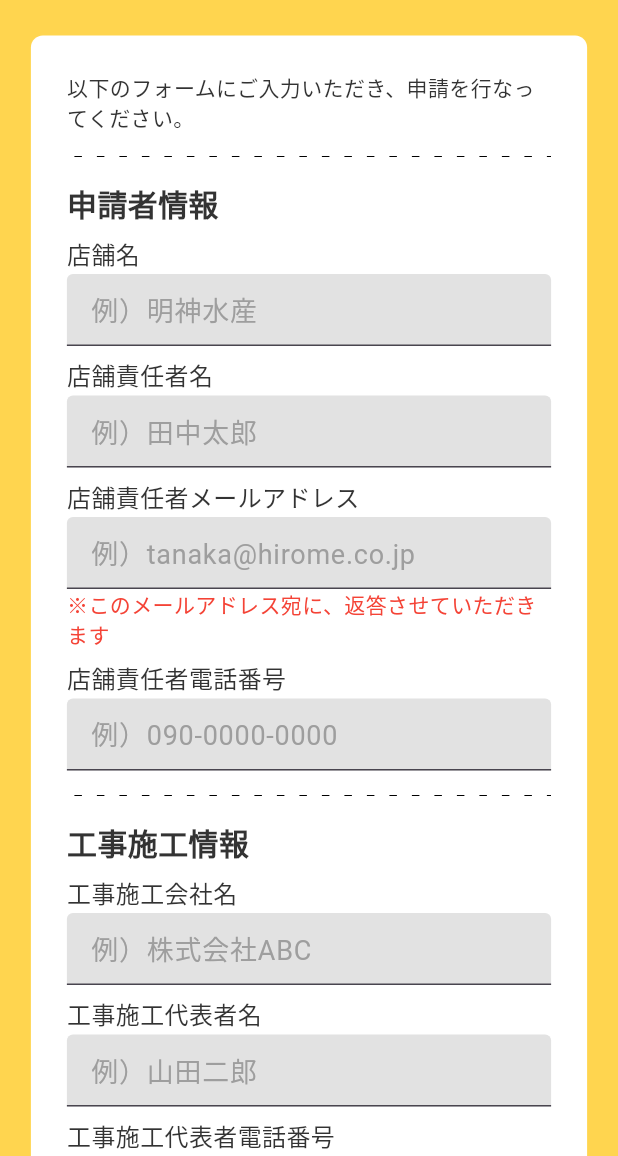
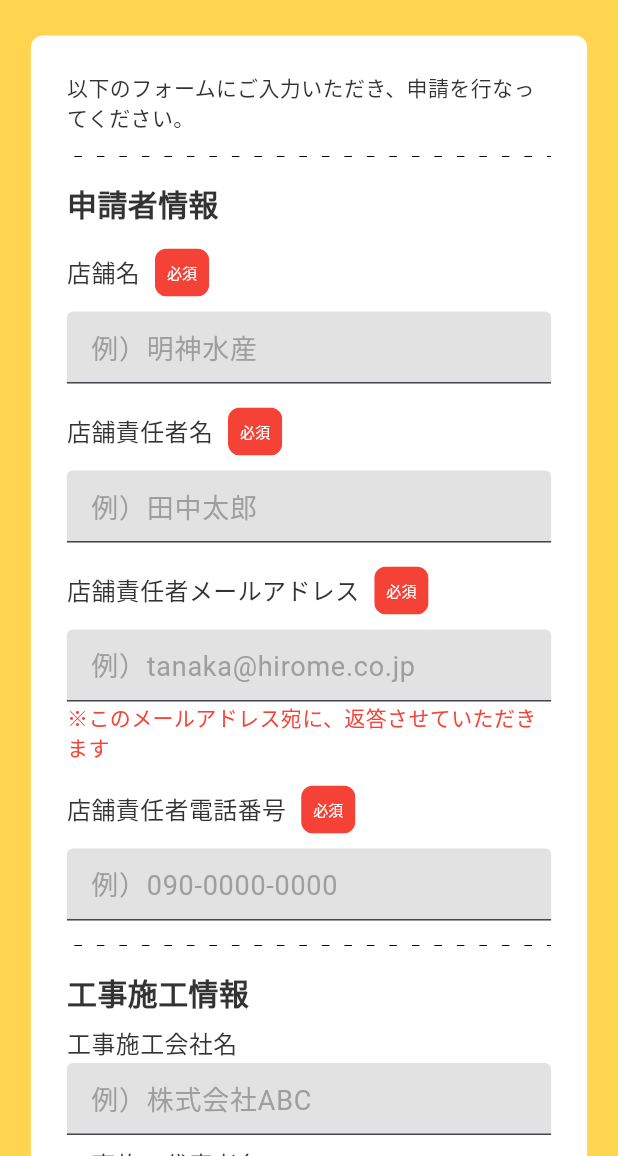
Before and after one commit to agora-creation/miel_work_request_const_web, a Flutter app: the screen it shows after launch, on a phone screen of 412 x 824 dp, the part 80-1236 px from its top. Run offline on Flutter 3.47's test engine with Material 3 defaults, Android fonts, the phone set to English and light mode, and no system bars; our stand-ins replace calendar_date_picker2, cloud_firestore, firebase_auth, firebase_core, firebase_messaging, flutter_local_notifications and 4 more; missing offline and left inert: alert_banner, board_datetime_picker, common_utils; accounts and stored records are empty; Roboto replaces fonts that are missing (SourceHanSansJP-Bold, SourceHanSansJP-Regular).

Commit message:
20241015 commit

```diff
--- a/lib/screens/step1.dart
+++ b/lib/screens/step1.dart
@@ -1,6 +1,8 @@
 import 'package:flutter/material.dart';
 import 'package:miel_work_request_const_web/common/custom_date_time_picker.dart';
+import 'package:miel_work_request_const_web/common/functions.dart';
 import 'package:miel_work_request_const_web/common/style.dart';
+import 'package:miel_work_request_const_web/providers/request_const.dart';
 import 'package:miel_work_request_const_web/screens/step2.dart';
 import 'package:miel_work_request_const_web/widgets/custom_button.dart';
 import 'package:miel_work_request_const_web/widgets/custom_checkbox.dart';
@@ -10,6 +12,7 @@
 import 'package:miel_work_request_const_web/widgets/form_label.dart';
 import 'package:miel_work_request_const_web/widgets/responsive_box.dart';
 import 'package:page_transition/page_transition.dart';
+import 'package:provider/provider.dart';
 
 class Step1Screen extends StatefulWidget {
   const Step1Screen({super.key});
@@ -55,6 +58,7 @@
 
   @override
   Widget build(BuildContext context) {
+    final constProvider = Provider.of<RequestConstProvider>(context);
     return Scaffold(
       body: SingleChildScrollView(
         child: Center(
@@ -87,6 +91,7 @@
                   const SizedBox(height: 8),
                   FormLabel(
                     '店舗名',
+                    required: true,
                     child: CustomTextField(
                       controller: companyName,
                       textInputType: TextInputType.text,
@@ -97,6 +102,7 @@
                   const SizedBox(height: 8),
                   FormLabel(
                     '店舗責任者名',
+                    required: true,
                     child: CustomTextField(
                       controller: companyUserName,
                       textInputType: TextInputType.text,
@@ -107,6 +113,7 @@
                   const SizedBox(height: 8),
                   FormLabel(
                     '店舗責任者メールアドレス',
+                    required: true,
                     child: CustomTextField(
                       controller: companyUserEmail,
                       textInputType: TextInputType.text,
@@ -124,6 +131,7 @@
                   const SizedBox(height: 8),
                   FormLabel(
                     '店舗責任者電話番号',
+                    required: true,
                     child: CustomTextField(
                       controller: companyUserTel,
                       textInputType: TextInputType.text,
@@ -307,6 +315,18 @@
                     labelColor: kWhiteColor,
                     backgroundColor: kBlueColor,
                     onPressed: () async {
+                      String? error = await constProvider.check(
+                        companyName: companyName.text,
+                        companyUserName: companyUserName.text,
+                        companyUserEmail: companyUserEmail.text,
+                        companyUserTel: companyUserTel.text,
+                      );
+                      if (error != null) {
+                        if (!mounted) return;
+                        showMessage(context, error, false);
+                        return;
+                      }
+                      if (!mounted) return;
                       Navigator.push(
                         context,
                         PageTransition(
--- a/lib/widgets/form_label.dart
+++ b/lib/widgets/form_label.dart
@@ -4,10 +4,12 @@
 class FormLabel extends StatelessWidget {
   final String label;
   final Widget child;
+  final bool required;
 
   const FormLabel(
     this.label, {
     required this.child,
+    this.required = false,
     super.key,
   });
 
@@ -16,6 +18,8 @@
     return Column(
       crossAxisAlignment: CrossAxisAlignment.start,
       children: [
+        Row(
+          children: [
             Text(
               label,
               style: const TextStyle(
@@ -23,6 +27,21 @@
                 fontSize: 16,
               ),
             ),
+            const SizedBox(width: 4),
+            required
+                ? const Chip(
+                    label: Text(
+                      '必須',
+                      style: TextStyle(color: kWhiteColor, fontSize: 10),
+                    ),
+                    padding: EdgeInsets.symmetric(horizontal: 8),
+                    labelPadding: EdgeInsets.zero,
+                    backgroundColor: kRedColor,
+                    side: BorderSide.none,
+                  )
+                : Container(),
+          ],
+        ),
         const SizedBox(height: 2),
         child,
       ],
```
Also changed, not shown: lib/providers/request_const.dart (+26 -11 lines), 1 other file. Lines whose indentation alone changed are shown as unchanged.
